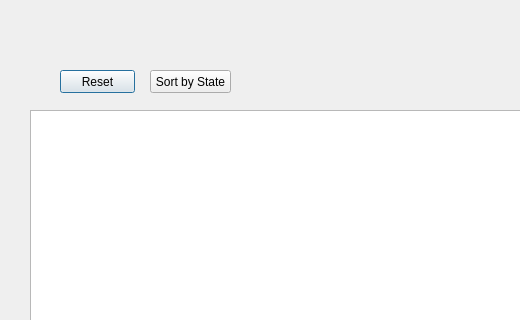
Above: parksdisplay.ui from smoreno11/NationalParksProject before the change; both pictures show x 0 to 520 and y 0 to 320 of the 764 by 504 pixel window. Below: the same form after it.
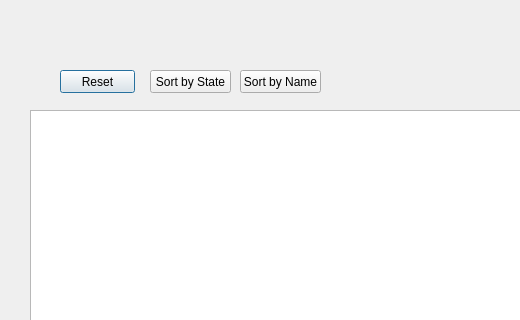
That is the form after the change.

```diff
--- a/parksdisplay.ui
+++ b/parksdisplay.ui
@@ -75,6 +75,19 @@
     <string>Total Acres</string>
    </property>
   </widget>
+  <widget class="QPushButton" name="parkNameButton">
+   <property name="geometry">
+    <rect>
+     <x>240</x>
+     <y>70</y>
+     <width>81</width>
+     <height>23</height>
+    </rect>
+   </property>
+   <property name="text">
+    <string>Sort by Name</string>
+   </property>
+  </widget>
  </widget>
  <resources/>
  <connections/>
```
